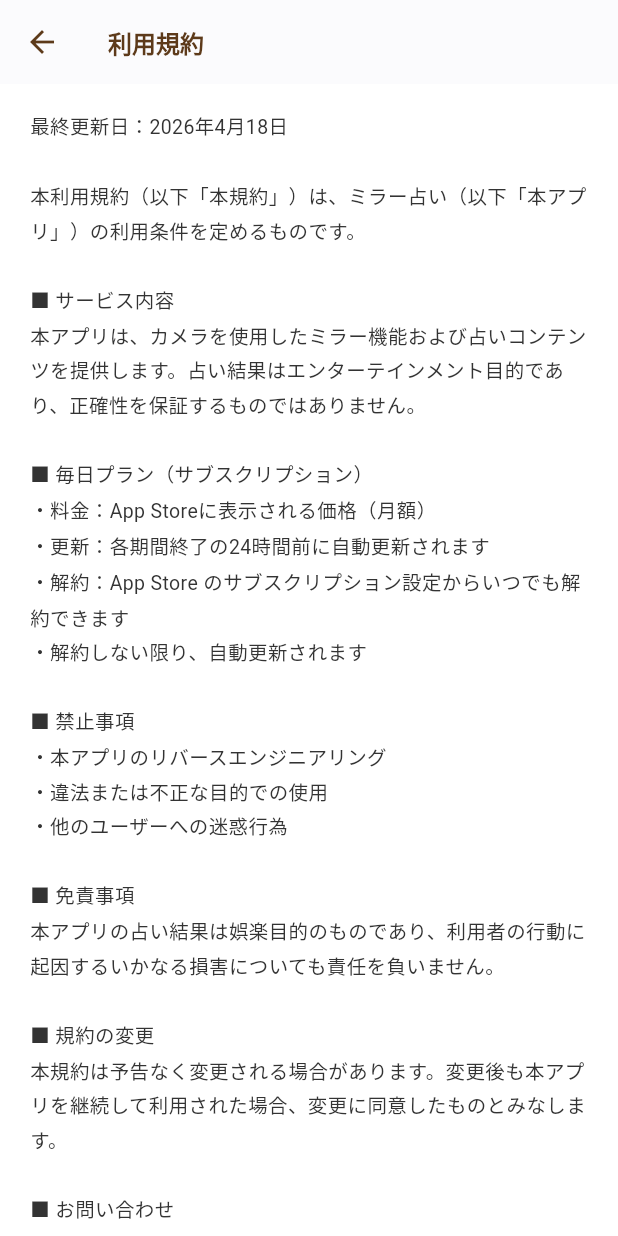
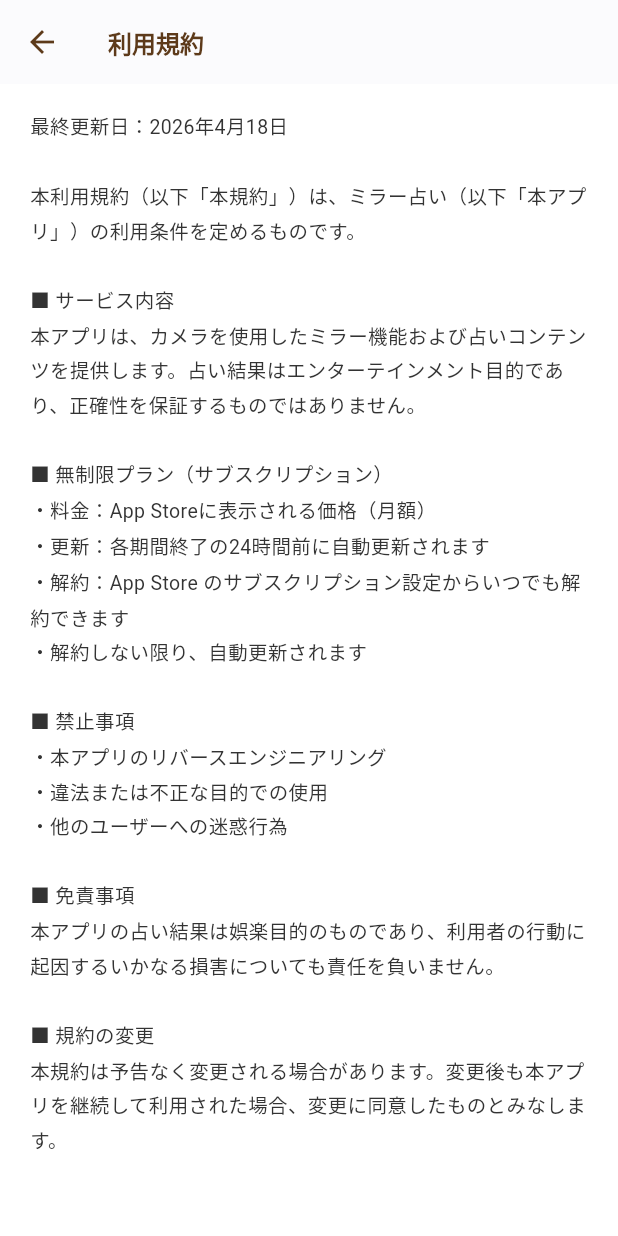
Before and after one commit to mino-works/simple-mirror, a Flutter app: the LegalScreen screen opened directly, on a phone screen of 412 x 824 dp. Run offline on Flutter 3.47's test engine with Material 3 defaults, Android fonts, the phone set to English and light mode, and no system bars; our stand-ins replace camera, flutter_riverpod, in_app_purchase, in_app_review, permission_handler, shared_preferences; accounts and stored records are empty; Roboto replaces fonts that are missing (Hiragino Sans).

```diff
--- a/lib/l10n/app_localizations.dart
+++ b/lib/l10n/app_localizations.dart
@@ -28,8 +28,8 @@ class AppLocalizations {
       'work': '仕事運',
       'rabbit_message': '占い師ウサギのひとこと',
       'back_to_mirror': '鏡に戻る',
-      'watch_ad': '広告を見てもう一度占う',
-      'watch_ad_unavailable': '広告機能は近日公開予定です',
+      'watch_ad': 'もう一度占う',
+      'watch_ad_unavailable': '',
       // CostumeScreen
       'outfits_title': 'きせかえ',
       'outfits_subtitle': 'あなたのウサギをおしゃれに',
@@ -41,22 +41,22 @@ class AppLocalizations {
       'costume_dress': 'ドレス',
       // Menu
       'menu_premium': 'プレミアム',
-      'menu_premium_desc': '占い無制限・広告なし',
+      'menu_premium_desc': '占い無制限',
       'menu_premium_unavailable': '課金機能は近日公開予定です',
       'menu_language': '言語',
       'lang_ja': '日本語',
       'lang_en': 'English',
       // IAP
-      'plan_name': '毎日プラン',
-      'plan_tagline': '何度でも占い放題・広告なし',
+      'plan_name': '無制限プラン',
+      'plan_tagline': '何度でも占い放題',
       'plan_cta': 'もっと占う',
-      'plan_cta_sub': '毎日プランで占い放題',
+      'plan_cta_sub': '無制限プランで占い放題',
       'redivine': 'もう一度占う',
-      'premium_subscribe': '毎日プランに登録',
+      'premium_subscribe': '無制限プランに登録',
       'premium_restore': '購入を復元',
       'premium_loading': '処理中...',
-      'premium_already': '毎日プラン加入中',
-      'premium_active_badge': '毎日プラン',
+      'premium_already': '無制限プラン加入中',
+      'premium_active_badge': '無制限プラン',
       // Legal
       'menu_support': 'サポート',
       'menu_terms': '利用規約',
@@ -74,8 +74,8 @@ class AppLocalizations {
       'work': 'Work',
       'rabbit_message': "Rabbit's Message",
       'back_to_mirror': 'Back to Mirror',
-      'watch_ad': 'Watch ad for another fortune',
-      'watch_ad_unavailable': 'Ad feature coming soon',
+      'watch_ad': 'Divine Again',
+      'watch_ad_unavailable': '',
       'outfits_title': 'Outfits',
       'outfits_subtitle': 'Dress up your rabbit!',
       'back': 'Back',
@@ -84,22 +84,22 @@ class AppLocalizations {
       'costume_carrot': 'Carrot',
       'costume_dress': 'Dress',
       'menu_premium': 'Premium',
-      'menu_premium_desc': 'Unlimited fortunes & no ads',
+      'menu_premium_desc': 'Unlimited fortunes',
       'menu_premium_unavailable': 'Purchase feature coming soon',
       'menu_language': 'Language',
       'lang_ja': '日本語',
       'lang_en': 'English',
       // IAP
-      'plan_name': 'Daily Plan',
-      'plan_tagline': 'Unlimited fortunes, no ads',
+      'plan_name': 'Unlimited Plan',
+      'plan_tagline': 'Unlimited fortunes',
       'plan_cta': 'Divine More',
-      'plan_cta_sub': 'Unlimited with Daily Plan',
+      'plan_cta_sub': 'Unlimited fortunes anytime',
       'redivine': 'Divine Again',
-      'premium_subscribe': 'Subscribe to Daily Plan',
+      'premium_subscribe': 'Subscribe to Unlimited Plan',
       'premium_restore': 'Restore Purchases',
       'premium_loading': 'Processing...',
-      'premium_already': 'Daily Plan Active',
-      'premium_active_badge': 'Daily Plan',
+      'premium_already': 'Unlimited Plan Active',
+      'premium_active_badge': 'Unlimited Plan',
       // Legal
       'menu_support': 'Support',
       'menu_terms': 'Terms of Service',
--- a/lib/screens/legal_screen.dart
+++ b/lib/screens/legal_screen.dart
@@ -1,10 +1,14 @@
 import 'package:flutter/material.dart';
+import 'package:url_launcher/url_launcher.dart';
 
 enum LegalType { terms, privacy }
 
 class LegalScreen extends StatelessWidget {
   const LegalScreen({super.key, required this.type});
   final LegalType type;
+
+  static const _privacyUrl =
+      'https://mino-works.github.io/simple-mirror/docs/privacy-policy.html';
 
   static const _termsJa = '''
 最終更新日：2026年4月18日
@@ -14,7 +18,7 @@ class LegalScreen extends StatelessWidget {
 ■ サービス内容
 本アプリは、カメラを使用したミラー機能および占いコンテンツを提供します。占い結果はエンターテインメント目的であり、正確性を保証するものではありません。
 
-■ 毎日プラン（サブスクリプション）
+■ 無制限プラン（サブスクリプション）
 ・料金：App Storeに表示される価格（月額）
 ・更新：各期間終了の24時間前に自動更新されます
 ・解約：App Store のサブスクリプション設定からいつでも解約できます
@@ -30,9 +34,6 @@ class LegalScreen extends StatelessWidget {
 
 ■ 規約の変更
 本規約は予告なく変更される場合があります。変更後も本アプリを継続して利用された場合、変更に同意したものとみなします。
-
-■ お問い合わせ
-minoapp.vegas.rel@gmail.com
 ''';
 
   static const _privacyJa = '''
@@ -66,9 +67,6 @@ Apple Inc. のサービスを通じた購入情報はAppleのプライバシー
 
 ■ ポリシーの変更
 本ポリシーは予告なく更新される場合があります。
-
-■ お問い合わせ
-minoapp.vegas.rel@gmail.com
 ''';
 
   static const _termsEn = '''
@@ -79,7 +77,7 @@ These Terms of Service govern your use of Mirror Fortune (the "App").
 ■ Service Description
 The App provides a camera-based mirror feature and fortune-telling content. Fortune results are for entertainment purposes only and accuracy is not guaranteed.
 
-■ Daily Plan (Subscription)
+■ Unlimited Plan (Subscription)
 • Price: as shown in the App Store
 • Renewal: automatically renews 24 hours before the end of each period
 • Cancellation: cancel anytime via App Store subscription settings
@@ -95,9 +93,6 @@ Fortune results are for entertainment only. We are not liable for any actions ta
 
 ■ Changes to Terms
 These terms may be updated without notice. Continued use of the App after changes constitutes acceptance.
-
-■ Contact
-minoapp.vegas.rel@gmail.com
 ''';
 
   static const _privacyEn = '''
@@ -130,9 +125,6 @@ We do not knowingly collect personal information from children under 13.
 
 ■ Policy Changes
 This policy may be updated without notice.
-
-■ Contact
-minoapp.vegas.rel@gmail.com
 ''';
 
   @override
@@ -158,7 +150,10 @@ minoapp.vegas.rel@gmail.com
       backgroundColor: Colors.white,
       body: SingleChildScrollView(
         padding: const EdgeInsets.fromLTRB(20, 16, 20, 40),
-        child: Text(
+        child: Column(
+          crossAxisAlignment: CrossAxisAlignment.start,
+          children: [
+            Text(
               content,
               style: const TextStyle(
                 fontSize: 13,
@@ -166,6 +161,36 @@ minoapp.vegas.rel@gmail.com
                 color: Color(0xFF333333),
               ),
             ),
+            const SizedBox(height: 24),
+            const Divider(color: Color(0xFFFFCCDD)),
+            const SizedBox(height: 16),
+            Text(
+              isJa ? 'お問い合わせ' : 'Contact',
+              style: const TextStyle(
+                fontSize: 13,
+                fontWeight: FontWeight.w700,
+                color: Color(0xFF5D3A1A),
+              ),
+            ),
+            const SizedBox(height: 8),
+            GestureDetector(
+              onTap: () => launchUrl(
+                Uri.parse(_privacyUrl),
+                mode: LaunchMode.externalApplication,
+              ),
+              child: Text(
+                isJa
+                    ? 'プライバシーポリシー（Web版）をご確認ください'
+                    : 'Please refer to our Privacy Policy (Web)',
+                style: const TextStyle(
+                  fontSize: 13,
+                  color: Color(0xFF9B6DD6),
+                  decoration: TextDecoration.underline,
+                ),
+              ),
+            ),
+          ],
+        ),
       ),
     );
   }
--- a/pubspec.yaml
+++ b/pubspec.yaml
@@ -16,7 +16,7 @@ publish_to: "none" # Remove this line if you wish to publish to pub.dev
 # https://developer.apple.com/library/archive/documentation/General/Reference/InfoPlistKeyReference/Articles/CoreFoundationKeys.html
 # In Windows, build-name is used as the major, minor, and patch parts
 # of the product and file versions while build-number is used as the build suffix.
-version: 2.0.0+16
+version: 2.1.0+17
 
 environment:
   sdk: ^3.11.1
@@ -45,6 +45,7 @@ dependencies:
   permission_handler: ^11.0.0
   in_app_purchase: ^3.2.0
   in_app_review: ^2.0.0
+  url_launcher: ^6.2.0
 
 dev_dependencies:
   flutter_test:
```
Also changed, not shown: lib/providers/progress_provider.dart (+17 -17 lines), lib/screens/mirror_screen.dart (+107 -129 lines), pubspec.lock, 5 other files. Lines whose indentation alone changed are shown as unchanged.
